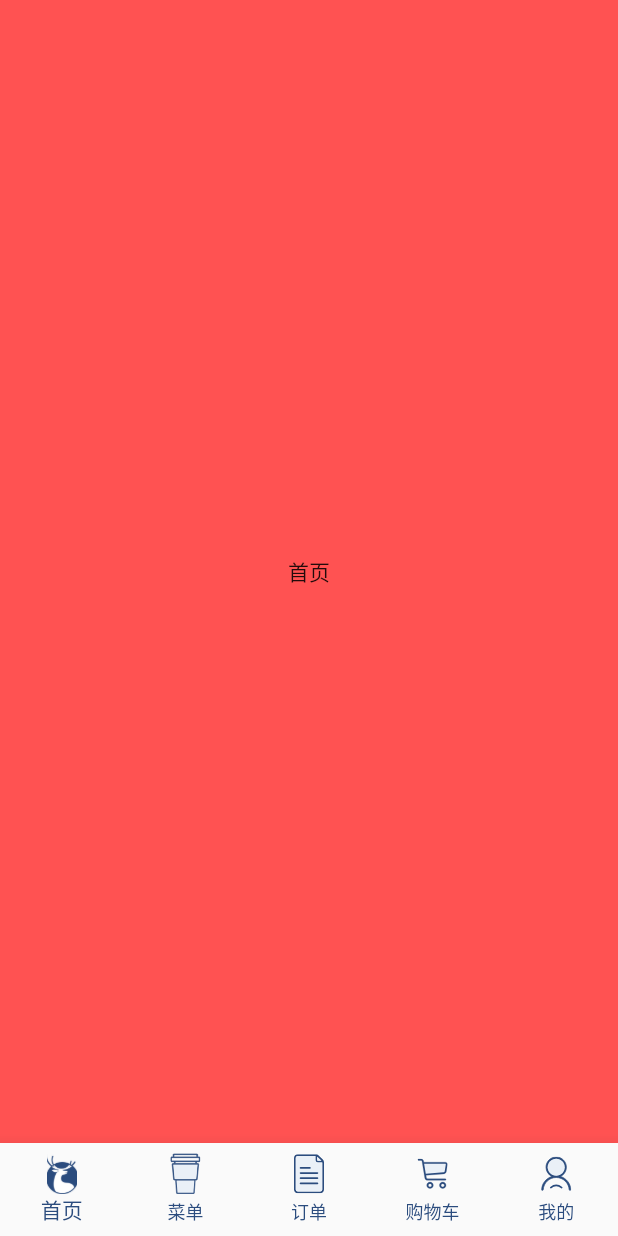
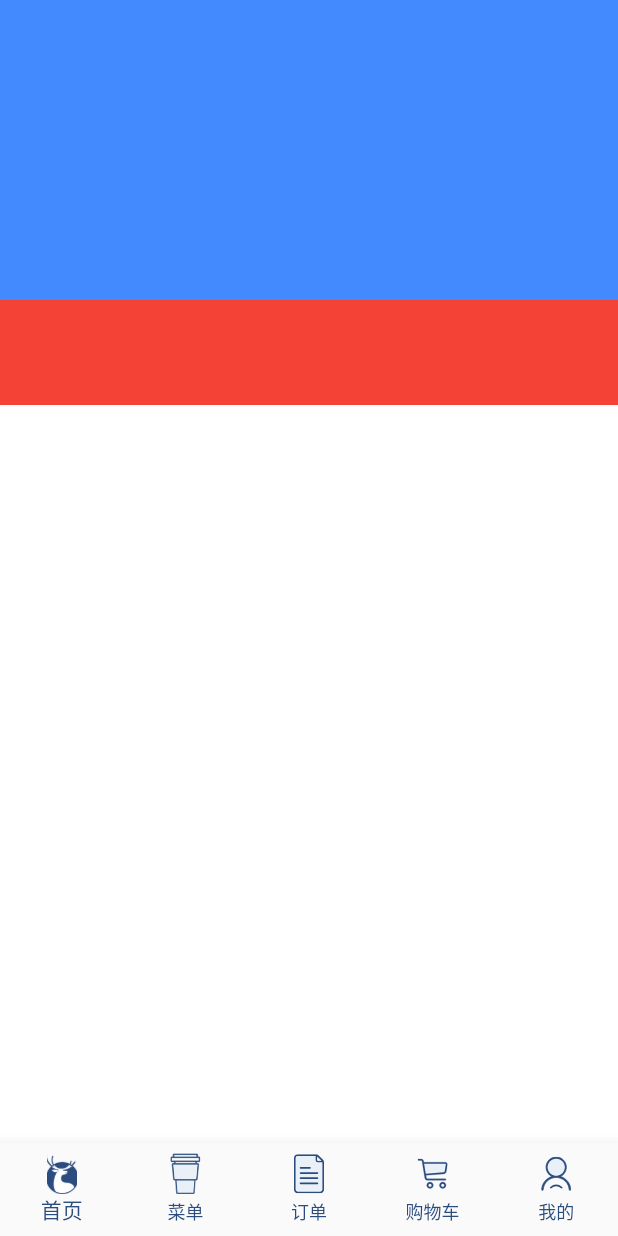
Before and after one commit to zb1006801184/flutter_luckin_coffee, a Flutter app: the screen it shows after launch, on a phone screen of 412 x 824 dp. Run offline on Flutter 3.47's test engine with Material 2 defaults, Android fonts, the phone set to English and light mode, and no system bars; our stand-ins replace flutter_svg.

Commit message:
添加json

```diff
--- /dev/null
+++ b/assets/json/home.json
@@ -0,0 +1,5 @@
+{
+    "banner":["","",""],
+    "":[],
+    "footerImage":""
+}
--- a/lib/main.dart
+++ b/lib/main.dart
@@ -3,10 +3,10 @@ import 'package:flutter_luckin_coffee/app.dart';
 import 'package:flutter_luckin_coffee/route/route.dart';
 
 void main() {
-  runApp(_app());
+  runApp(startApp());
 }
 
-Widget _app() {
+Widget startApp() {
   return MaterialApp(
     onGenerateRoute: onGenerateRoute,
   );
--- a/lib/pages/home/home_page.dart
+++ b/lib/pages/home/home_page.dart
@@ -6,13 +6,40 @@ class HomePage extends StatefulWidget {
 }
 
 class _HomeState extends State<HomePage> {
+  //banner
+  Widget _bannerWidget() {
+    return Container(height: 200, color: Colors.blueAccent);
+  }
+
+  //位置
+  Widget _locationWidget() {
+    return Container(height: 70, color: Colors.red);
+  }
+
+  Widget _cellContentWidget(int index) {
+    return Container();
+  }
+
+  //尾部
+  Widget _footWidget() {
+    return Container();
+  }
+
   @override
   Widget build(BuildContext context) {
-    return Scaffold(
-      backgroundColor: Colors.redAccent,
-      body: Center(
-        child: Text('首页'),
-      ),
-    );
+    return MediaQuery.removePadding(
+        context: context,
+        removeTop: true,
+        child: Scaffold(
+          backgroundColor: Colors.white,
+          body: ListView(
+            children: [
+              _bannerWidget(),
+              _locationWidget(),
+              for (var i = 0; i < 4; i++) _cellContentWidget(i),
+              _footWidget(),
+            ],
+          ),
+        ));
   }
 }
```
